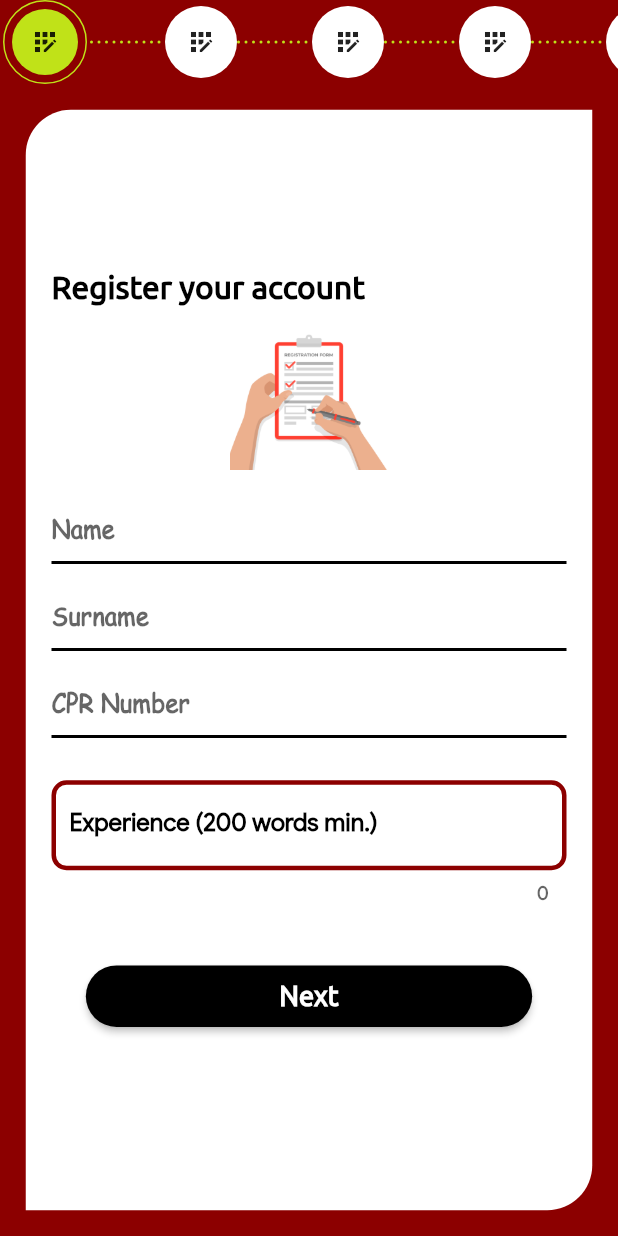
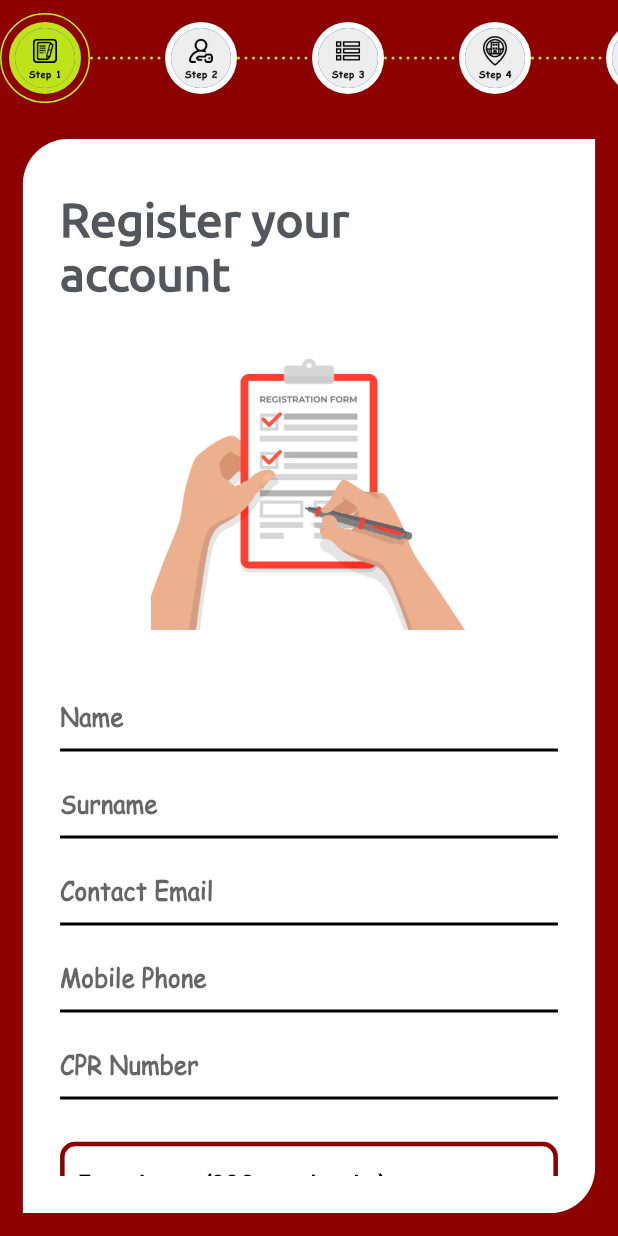
Before and after one commit to dnadawa/Findmee, a Flutter app: the RecruitStepperPage screen opened directly, on a phone screen of 412 x 824 dp. Run offline on Flutter 3.47's test engine with Material 2 defaults, Android fonts, the phone set to English and light mode, and no system bars; our stand-ins replace cloud_firestore, firebase_auth, firebase_core, firebase_storage, flutter_screenutil, fluttertoast and 5 more; missing offline and left inert: mailer; accounts and stored records are empty.

Commit message:
Complete worker section

```diff
--- a/lib/screens/be-a-recruit/registerRecruit.dart
+++ b/lib/screens/be-a-recruit/registerRecruit.dart
@@ -1,9 +1,11 @@
 import 'dart:convert';
 
+import 'package:cloud_firestore/cloud_firestore.dart';
 import 'package:findmee/widgets/buttons.dart';
 import 'package:findmee/widgets/custom-text.dart';
 import 'package:findmee/widgets/inputfield.dart';
 import 'package:findmee/widgets/toast.dart';
+import 'package:firebase_auth/firebase_auth.dart';
 import 'package:flutter/material.dart';
 import 'package:flutter_screenutil/flutter_screenutil.dart';
 import 'package:shared_preferences/shared_preferences.dart';
@@ -22,13 +24,15 @@ class _RecruitSignUpState extends State<RecruitSignUp> {
   TextEditingController surname = TextEditingController();
   TextEditingController cpr = TextEditingController();
   TextEditingController experience = TextEditingController();
+  TextEditingController email = TextEditingController();
+  TextEditingController phone = TextEditingController();
   int wordCount = 0;
 
   @override
   Widget build(BuildContext context) {
     return Scaffold(
       body: Padding(
-        padding: EdgeInsets.all(ScreenUtil().setWidth(45)),
+        padding: EdgeInsets.all(ScreenUtil().setWidth(40)),
         child: Container(
           decoration: BoxDecoration(
               color: Colors.white,
@@ -39,7 +43,7 @@ class _RecruitSignUpState extends State<RecruitSignUp> {
           ),
           child: Center(
             child: Padding(
-              padding: EdgeInsets.all(ScreenUtil().setWidth(45)),
+              padding: EdgeInsets.all(ScreenUtil().setWidth(65)),
               child: SingleChildScrollView(
                 physics: BouncingScrollPhysics(),
                 child: Column(
@@ -47,15 +51,18 @@ class _RecruitSignUpState extends State<RecruitSignUp> {
                   mainAxisAlignment: MainAxisAlignment.center,
                   children: <Widget>[
                     SizedBox(height: ScreenUtil().setHeight(30),),
-                    CustomText(text: 'Register your account',size: ScreenUtil().setSp(60),align: TextAlign.start,),
+                    CustomText(text: 'Register your\naccount',size: ScreenUtil().setSp(90),align: TextAlign.start,color: Color(0xff52575D)),
                     Center(
                       child: SizedBox(
-                          width: ScreenUtil().setHeight(300),
-                          height: ScreenUtil().setWidth(300),
+                          width: ScreenUtil().setHeight(600),
+                          height: ScreenUtil().setWidth(600),
                           child: Image.asset('assets/images/register.png')),
                     ),
+                    SizedBox(height: ScreenUtil().setHeight(40),),
                     InputField(hint: 'Name',controller: name,),
                     InputField(hint: 'Surname',controller: surname),
+                    InputField(hint: 'Contact Email',controller: email,type: TextInputType.emailAddress,),
+                    InputField(hint: 'Mobile Phone',controller: phone,type: TextInputType.phone,),
                     InputField(hint: 'CPR Number',controller: cpr),
                     SizedBox(height: ScreenUtil().setHeight(80),),
                     TextField(
@@ -97,15 +104,28 @@ class _RecruitSignUpState extends State<RecruitSignUp> {
                           ToastBar(text: 'Experience must be at least 200 words.',color: Colors.red).show();
                         }
                         else if(name.text.isNotEmpty && surname.text.isNotEmpty && cpr.text.isNotEmpty && experience.text.isNotEmpty){
+                          ToastBar(text: 'Please wait...',color: Colors.orange).show();
                           SharedPreferences prefs = await SharedPreferences.getInstance();
+                          await FirebaseAuth.instance.signInAnonymously();
+                          var sub = await FirebaseFirestore.instance.collection('workers').where('email', isEqualTo: email.text).get();
+                          var user = sub.docs;
+
+                          if(user.isEmpty){
                             Map reg = {
                               'name': name.text,
                               'surname': surname.text,
                               'cpr': cpr.text,
-                            'experience': experience.text
+                              'experience': experience.text,
+                              'phone': phone.text,
+                              'email': email.text
                             };
                             prefs.setString('data', jsonEncode(reg));
                             widget.controller.animateToPage(1,curve: Curves.ease,duration: Duration(milliseconds: 200));
+                          }
+                          else{
+                            prefs.setString('data', jsonEncode({'email': email.text}));
+                            widget.controller.animateToPage(5,curve: Curves.ease,duration: Duration(milliseconds: 200));
+                          }
                         }
                         else{
                           ToastBar(text: 'Please fill all fields',color: Colors.red).show();
--- a/lib/screens/be-a-recruit/stepperRecruit.dart
+++ b/lib/screens/be-a-recruit/stepperRecruit.dart
@@ -1,3 +1,5 @@
+import 'dart:convert';
+
 import 'package:findmee/screens/be-a-recruit/approvalRecruit.dart';
 import 'package:findmee/screens/be-a-recruit/photosRecruit.dart';
 import 'package:findmee/screens/be-a-recruit/registerRecruit.dart';
@@ -5,7 +7,11 @@ import 'package:findmee/screens/book-a-recruit/categories.dart';
 import 'package:findmee/screens/book-a-recruit/cities.dart';
 import 'package:findmee/screens/book-a-recruit/dates.dart';
 import 'package:flutter/material.dart';
+import 'package:flutter_screenutil/flutter_screenutil.dart';
 import 'package:im_stepper/stepper.dart';
+import 'package:shared_preferences/shared_preferences.dart';
+
+import 'datesRecruit.dart';
 
 // ignore: must_be_immutable
 class RecruitStepperPage extends StatefulWidget {
@@ -34,8 +40,8 @@ class _RecruitStepperPageState extends State<RecruitStepperPage> {
     return SafeArea(
       child: Scaffold(
         appBar: PreferredSize(
-          preferredSize: AppBar().preferredSize,
-          child: IconStepper(
+          preferredSize: Size(MediaQuery.of(context).size.width,ScreenUtil().setHeight(220)),
+          child: ImageStepper(
             activeStep: currentPage,
             stepColor: Colors.white,
             activeStepColor: Color(0xffC0E218),
@@ -44,13 +50,13 @@ class _RecruitStepperPageState extends State<RecruitStepperPage> {
             enableNextPreviousButtons: false,
             enableStepTapping: false,
             lineColor: Color(0xffC0E218),
-            icons: [
-              Icon(Icons.app_registration,size: 20,),
-              Icon(Icons.app_registration,size: 20,),
-              Icon(Icons.app_registration,size: 20,),
-              Icon(Icons.app_registration,size: 20,),
-              Icon(Icons.app_registration,size: 20,),
-              Icon(Icons.app_registration,size: 20,),
+            images: [
+              currentPage==0?AssetImage('assets/images/step1active.png'):AssetImage('assets/images/step1.png'),
+              currentPage==1?AssetImage('assets/images/step2active.png'):AssetImage('assets/images/step2.png'),
+              currentPage==2?AssetImage('assets/images/step3active.png'):AssetImage('assets/images/step3.png'),
+              currentPage==3?AssetImage('assets/images/step4active.png'):AssetImage('assets/images/step4.png'),
+              currentPage==4?AssetImage('assets/images/step5active.png'):AssetImage('assets/images/step5.png'),
+              currentPage==5?AssetImage('assets/images/step5active.png'):AssetImage('assets/images/step5.png'),
             ],
           ),
         ),
@@ -59,11 +65,11 @@ class _RecruitStepperPageState extends State<RecruitStepperPage> {
           physics: NeverScrollableScrollPhysics(),
           children: [
             RecruitSignUp(controller: _controller,),
+            Categories(from: 'worker',controller: _controller,),
+            Cities(from: 'worker',controller: _controller,),
+            RecruitDates(controller: _controller,),
             Photos(controller: _controller,),
             Approval(controller: _controller,),
-            Categories(from: 'recruiter',controller: _controller,),
-            Cities(from: 'recruiter',controller: _controller,),
-            Dates(),
           ],
         ),
       ),
```
Also changed, not shown: lib/screens/be-a-recruit/approvalRecruit.dart (+39 -16 lines), lib/screens/be-a-recruit/datesRecruit.dart (added, +165 -0 lines), lib/screens/be-a-recruit/photosRecruit.dart (+19 -11 lines), lib/screens/book-a-recruit/categories.dart (+15 -1 lines), lib/screens/book-a-recruit/cities.dart (+14 -2 lines), assets/images/approved.png (added), assets/images/calendar.png (added), assets/images/selfie.png (added). Lines whose indentation alone changed are shown as unchanged.
